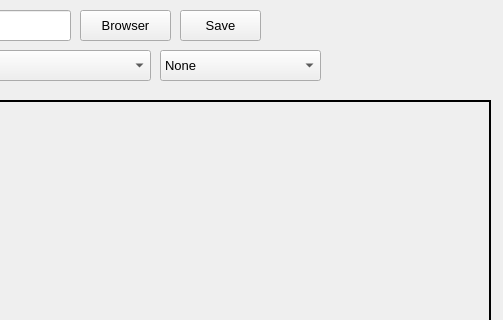
Above: GUI.ui from vanchieeu/DAMH before the change; both pictures show x 170 to 673 and y 0 to 320 of the 673 by 479 pixel window. Below: the same form after it.
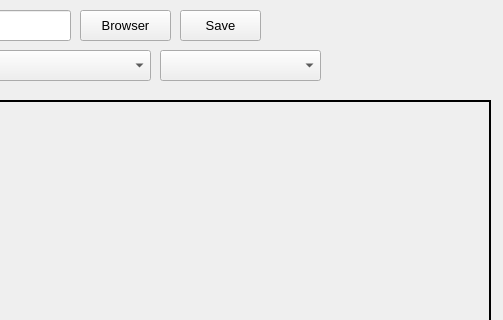
That is the form after the change. Icons and pictures are not drawn.

The edit to the form file:
```diff
--- a/GUI.ui
+++ b/GUI.ui
@@ -133,11 +133,6 @@
       <height>31</height>
      </rect>
     </property>
-    <item>
-     <property name="text">
-      <string>None</string>
-     </property>
-    </item>
    </widget>
    <widget class="QPushButton" name="save">
     <property name="geometry">
```
